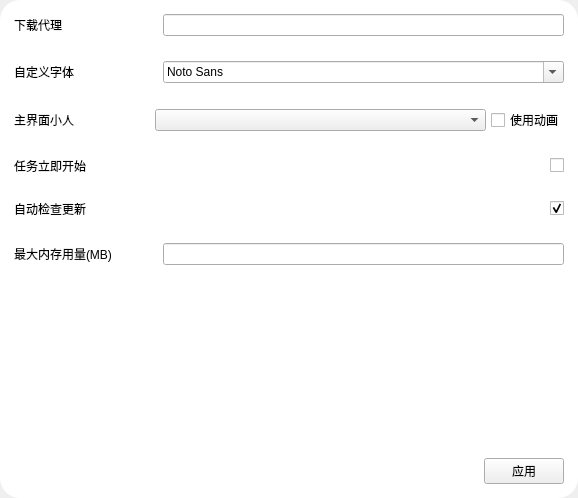
The window that src/gui/design/WidgetSetting.ui (Icexbb/SekaiSubtitle-Python) describes before a commit, drawn with Qt 5.
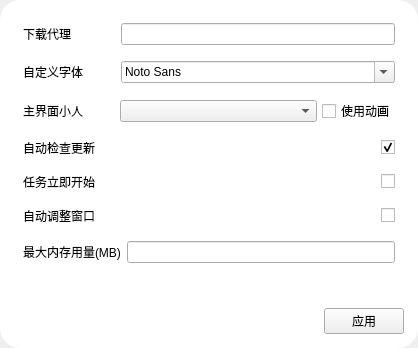
The same window after the commit.

Commit message: Update enhance requests in #3 repair drag input update memorable last dir add choice if adjust window when switch widget

The edit to the form file:
```diff
--- a/src/gui/design/WidgetSetting.ui
+++ b/src/gui/design/WidgetSetting.ui
@@ -6,8 +6,8 @@
    <rect>
     <x>0</x>
     <y>0</y>
-    <width>578</width>
-    <height>498</height>
+    <width>418</width>
+    <height>348</height>
    </rect>
   </property>
   <property name="windowTitle">
@@ -15,6 +15,8 @@
   </property>
   <property name="styleSheet">
    <string notr="true">QFrame#MainFrame{background-color: rgb(255, 255, 255);border-radius:20px;}
+QScrollArea{background-color: transparent;}
+QWidget#scrollAreaWidgetContents{background-color: transparent;}
 QLabel{	font: 10pt &quot;Microsoft YaHei UI&quot;;}</string>
   </property>
   <layout class="QGridLayout" name="gridLayout">
@@ -46,6 +48,39 @@
        <number>15</number>
       </property>
       <item>
+       <widget class="QScrollArea" name="scrollArea">
+        <property name="minimumSize">
+         <size>
+          <width>400</width>
+          <height>0</height>
+         </size>
+        </property>
+        <property name="frameShape">
+         <enum>QFrame::NoFrame</enum>
+        </property>
+        <property name="frameShadow">
+         <enum>QFrame::Plain</enum>
+        </property>
+        <property name="horizontalScrollBarPolicy">
+         <enum>Qt::ScrollBarAlwaysOff</enum>
+        </property>
+        <property name="widgetResizable">
+         <bool>true</bool>
+        </property>
+        <property name="alignment">
+         <set>Qt::AlignLeading|Qt::AlignLeft|Qt::AlignTop</set>
+        </property>
+        <widget class="QWidget" name="scrollAreaWidgetContents">
+         <property name="geometry">
+          <rect>
+           <x>0</x>
+           <y>0</y>
+           <width>400</width>
+           <height>281</height>
+          </rect>
+         </property>
+         <layout class="QVBoxLayout" name="verticalLayout_3">
+          <item>
        <layout class="QHBoxLayout" name="horizontalLayout_2" stretch="1,3">
         <property name="leftMargin">
          <number>5</number>
@@ -151,45 +186,6 @@
         </item>
        </layout>
       </item>
-      <item>
-       <layout class="QHBoxLayout" name="horizontalLayout_4">
-        <property name="leftMargin">
-         <number>5</number>
-        </property>
-        <property name="topMargin">
-         <number>5</number>
-        </property>
-        <property name="rightMargin">
-         <number>5</number>
-        </property>
-        <property name="bottomMargin">
-         <number>5</number>
-        </property>
-        <item>
-         <widget class="QLabel" name="label_3">
-          <property name="text">
-           <string>任务立即开始</string>
-          </property>
-         </widget>
-        </item>
-        <item>
-         <widget class="QCheckBox" name="SettingStartImmediateCheck">
-          <property name="sizePolicy">
-           <sizepolicy hsizetype="Maximum" vsizetype="Fixed">
-            <horstretch>0</horstretch>
-            <verstretch>0</verstretch>
-           </sizepolicy>
-          </property>
-          <property name="text">
-           <string/>
-          </property>
-          <property name="autoRepeat">
-           <bool>false</bool>
-          </property>
-         </widget>
-        </item>
-       </layout>
-      </item>
       <item>
        <layout class="QHBoxLayout" name="horizontalLayout_7">
         <property name="leftMargin">
@@ -232,6 +228,84 @@
         </item>
        </layout>
       </item>
+          <item>
+           <layout class="QHBoxLayout" name="horizontalLayout_4">
+            <property name="leftMargin">
+             <number>5</number>
+            </property>
+            <property name="topMargin">
+             <number>5</number>
+            </property>
+            <property name="rightMargin">
+             <number>5</number>
+            </property>
+            <property name="bottomMargin">
+             <number>5</number>
+            </property>
+            <item>
+             <widget class="QLabel" name="label_3">
+              <property name="text">
+               <string>任务立即开始</string>
+              </property>
+             </widget>
+            </item>
+            <item>
+             <widget class="QCheckBox" name="SettingStartImmediateCheck">
+              <property name="sizePolicy">
+               <sizepolicy hsizetype="Maximum" vsizetype="Fixed">
+                <horstretch>0</horstretch>
+                <verstretch>0</verstretch>
+               </sizepolicy>
+              </property>
+              <property name="text">
+               <string/>
+              </property>
+              <property name="autoRepeat">
+               <bool>false</bool>
+              </property>
+             </widget>
+            </item>
+           </layout>
+          </item>
+          <item>
+           <layout class="QHBoxLayout" name="horizontalLayout_11">
+            <property name="leftMargin">
+             <number>5</number>
+            </property>
+            <property name="topMargin">
+             <number>5</number>
+            </property>
+            <property name="rightMargin">
+             <number>5</number>
+            </property>
+            <property name="bottomMargin">
+             <number>5</number>
+            </property>
+            <item>
+             <widget class="QLabel" name="label_8">
+              <property name="text">
+               <string>自动调整窗口</string>
+              </property>
+             </widget>
+            </item>
+            <item>
+             <widget class="QCheckBox" name="SettingStartAdjustWindowCheck">
+              <property name="sizePolicy">
+               <sizepolicy hsizetype="Maximum" vsizetype="Fixed">
+                <horstretch>0</horstretch>
+                <verstretch>0</verstretch>
+               </sizepolicy>
+              </property>
+              <property name="text">
+               <string/>
+              </property>
+              <property name="autoRepeat">
+               <bool>false</bool>
+              </property>
+             </widget>
+            </item>
+           </layout>
+          </item>
       <item>
        <layout class="QHBoxLayout" name="horizontalLayout_8" stretch="1,3">
         <property name="leftMargin">
@@ -273,6 +347,10 @@
          </size>
         </property>
        </spacer>
+          </item>
+         </layout>
+        </widget>
+       </widget>
       </item>
       <item>
        <layout class="QHBoxLayout" name="horizontalLayout_3">
```
Lines whose indentation alone changed are shown as unchanged. The commit also changes 5 other files.
